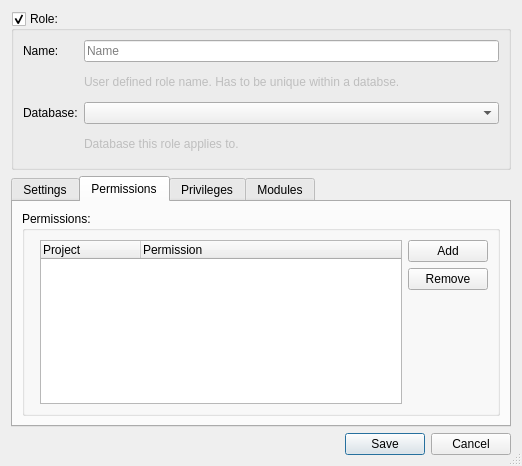
This is forms/repo_dialog_role.ui in 3drepo/3drepogui as Qt 5 draws it before an edit. The edited form follows.
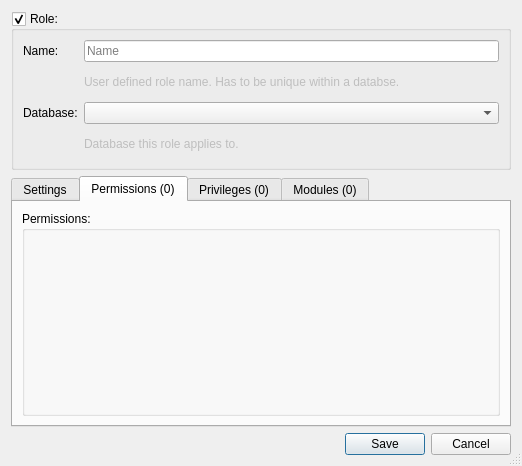
This is the edited form. The open tabs and pages were chosen to show the change. Custom widgets are drawn as their Qt base class.

Commit message: #56 Fixed. Continued simplification via refactoring.

```diff
--- a/forms/repo_dialog_role.ui
+++ b/forms/repo_dialog_role.ui
@@ -208,7 +208,7 @@
      </widget>
      <widget class="QWidget" name="permissionsTab">
       <attribute name="title">
-       <string>Permissions</string>
+       <string>Permissions (0)</string>
       </attribute>
       <layout class="QHBoxLayout" name="horizontalLayout_5">
        <item>
@@ -220,83 +220,6 @@
           <item>
            <widget class="repo::widgets::RepoWidgetTreeUnfilterable" name="permissionsUnfilterableTree" native="true"/>
           </item>
-          <item>
-           <widget class="QTreeWidget" name="accessRightsTreeWidget">
-            <property name="frameShape">
-             <enum>QFrame::StyledPanel</enum>
-            </property>
-            <property name="frameShadow">
-             <enum>QFrame::Sunken</enum>
-            </property>
-            <property name="lineWidth">
-             <number>1</number>
-            </property>
-            <property name="alternatingRowColors">
-             <bool>true</bool>
-            </property>
-            <property name="indentation">
-             <number>6</number>
-            </property>
-            <property name="rootIsDecorated">
-             <bool>false</bool>
-            </property>
-            <column>
-             <property name="text">
-              <string>Project</string>
-             </property>
-            </column>
-            <column>
-             <property name="text">
-              <string>Permission</string>
-             </property>
-            </column>
-           </widget>
-          </item>
-          <item>
-           <widget class="QWidget" name="widget" native="true">
-            <layout class="QVBoxLayout" name="verticalLayout_2">
-             <property name="leftMargin">
-              <number>0</number>
-             </property>
-             <property name="topMargin">
-              <number>0</number>
-             </property>
-             <property name="rightMargin">
-              <number>0</number>
-             </property>
-             <property name="bottomMargin">
-              <number>0</number>
-             </property>
-             <item>
-              <widget class="QPushButton" name="addPermissionPushButton">
-               <property name="text">
-                <string>Add</string>
-               </property>
-              </widget>
-             </item>
-             <item>
-              <widget class="QPushButton" name="removePermissionPushButton">
-               <property name="text">
-                <string>Remove</string>
-               </property>
-              </widget>
-             </item>
-             <item>
-              <spacer name="verticalSpacer">
-               <property name="orientation">
-                <enum>Qt::Vertical</enum>
-               </property>
-               <property name="sizeHint" stdset="0">
-                <size>
-                 <width>20</width>
-                 <height>40</height>
-                </size>
-               </property>
-              </spacer>
-             </item>
-            </layout>
-           </widget>
-          </item>
          </layout>
         </widget>
        </item>
@@ -304,7 +227,7 @@
      </widget>
      <widget class="QWidget" name="privilegesTab">
       <attribute name="title">
-       <string>Privileges</string>
+       <string>Privileges (0)</string>
       </attribute>
       <layout class="QVBoxLayout" name="verticalLayout_5">
        <item>
@@ -396,7 +319,7 @@
      </widget>
      <widget class="QWidget" name="modulesTab">
       <attribute name="title">
-       <string>Modules</string>
+       <string>Modules (0)</string>
       </attribute>
       <layout class="QHBoxLayout" name="horizontalLayout">
        <item>
```
Left out of the diff: 2 changed lines with no effect on the pictures. The commit also changes 2 other files.
